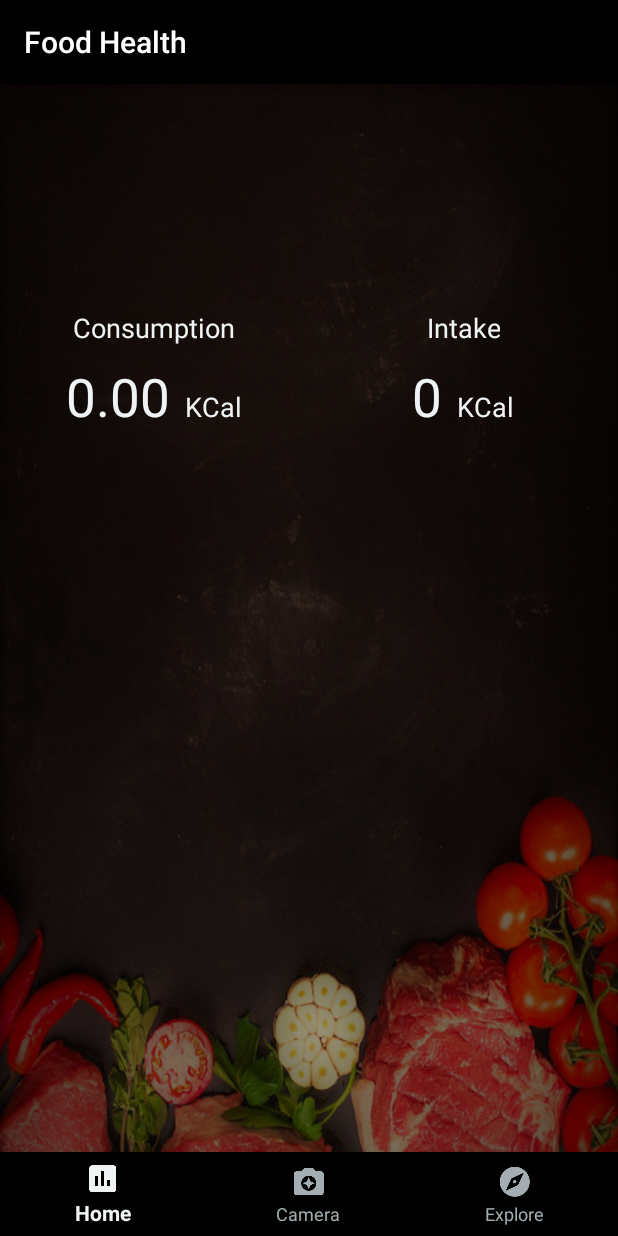
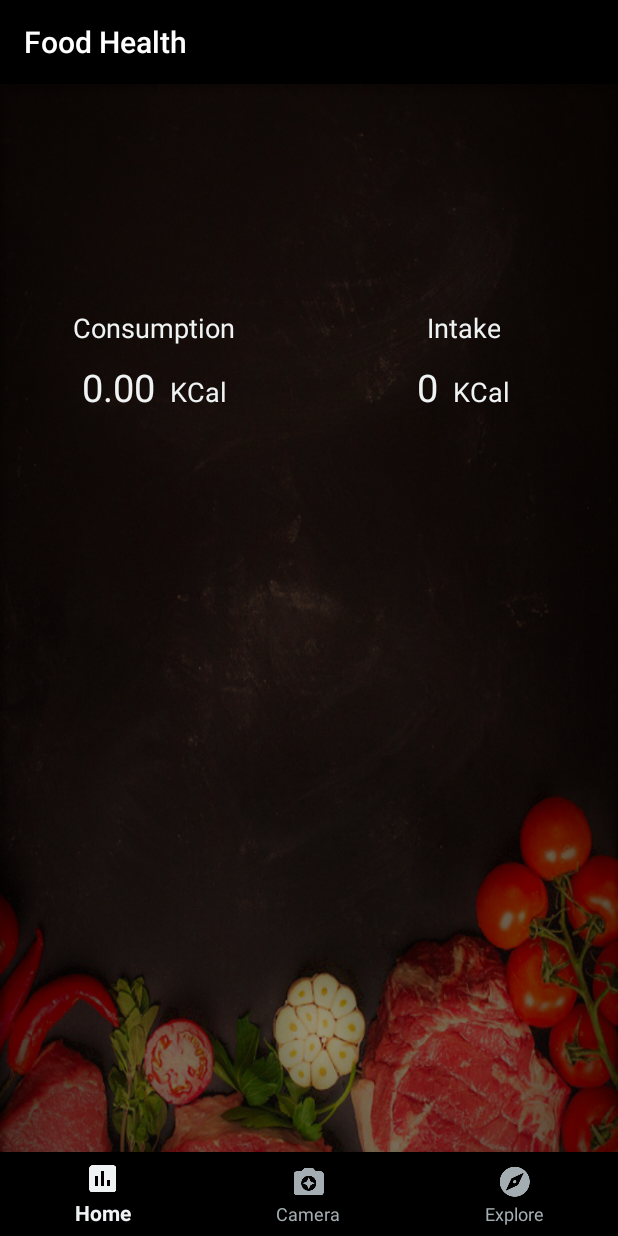
Before and after one commit to lawrencehq/FoodHealth, an Android app: the screen it shows after launch (MainActivity), on a phone screen of 412 x 824 dp. Run offline under Robolectric (Android 15) with nearby library versions, the phone set to English and light mode, and no system bars; network calls fail.

Commit message:
activity_main

```diff
--- a/app/src/main/res/layout/activity_main.xml
+++ b/app/src/main/res/layout/activity_main.xml
@@ -63,9 +63,9 @@
                                     android:id="@+id/energy_consumption"
                                     android:layout_width="wrap_content"
                                     android:layout_height="wrap_content"
-                                    android:text="0"
+                                    android:text="0.00"
                                     android:textColor="@color/white"
-                                    android:textSize="35sp" />
+                                    android:textSize="25sp" />
 
                                 <TextView
                                     android:layout_width="wrap_content"
@@ -111,7 +111,7 @@
                                     android:layout_height="wrap_content"
                                     android:text="0"
                                     android:textColor="@color/white"
-                                    android:textSize="35sp" />
+                                    android:textSize="25sp" />
 
                                 <TextView
                                     android:layout_width="wrap_content"
```
